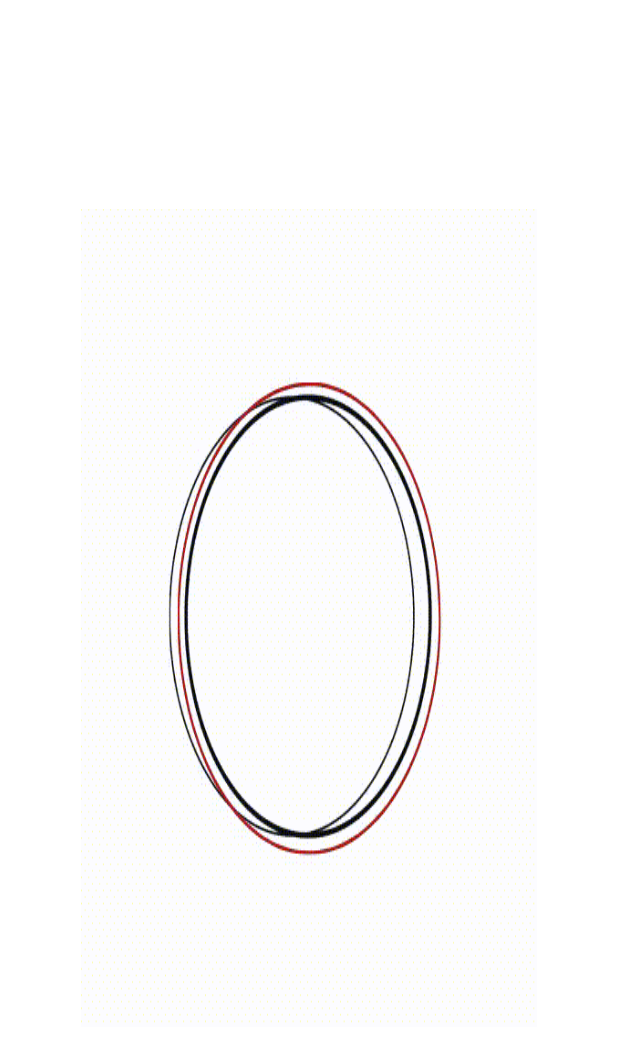
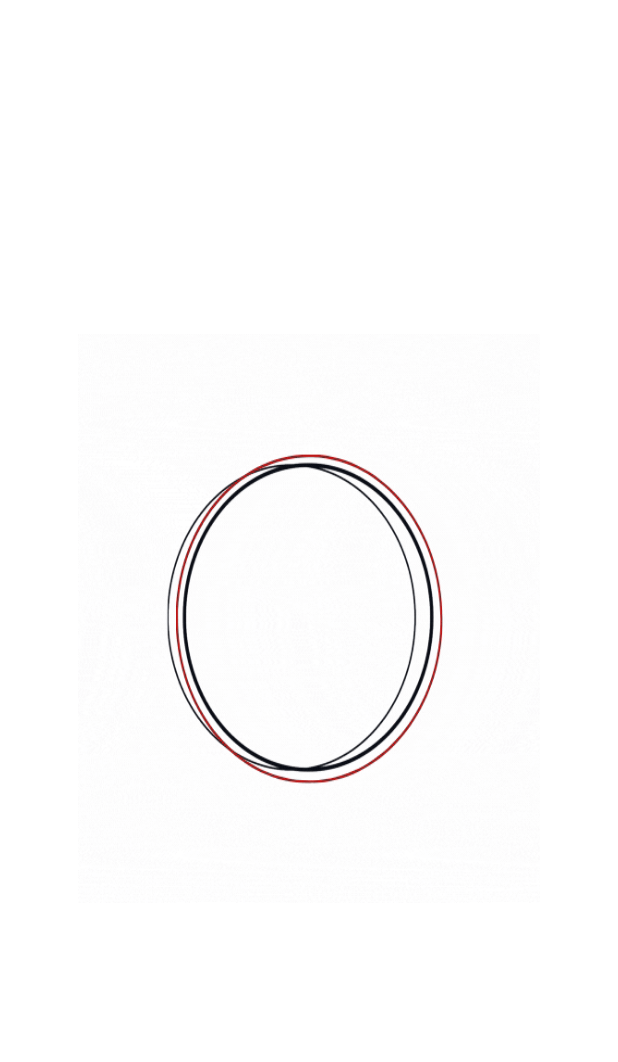
Before and after one commit to ArthurSilvaN/Rent-Parking-Space-Kotlin, an Android app: the SplashActivity screen opened directly, with no data from a screen before it, on a phone screen of 412 x 824 dp. Shown: the top 1062 px of the screen. Run offline under Robolectric (Android 15) with nearby library versions, the light colour scheme and no system bars; plain views replace GifTextView.

Commit message:
Update SplashActivity

```diff
--- a/app/src/main/java/com/example/rps_rentparkingspace/ui/login/SplashActivity.kt
+++ b/app/src/main/java/com/example/rps_rentparkingspace/ui/login/SplashActivity.kt
@@ -19,7 +19,7 @@ class SplashActivity : AppCompatActivity() {
         val intent = Intent( this, LoginActivity::class.java);
         Handler().postDelayed( {
             intent.change()
-        },  2000)
+        },  5000)
     }
     fun Intent.change() {
         startActivity(this)
--- a/app/src/main/res/layout/activity_splash.xml
+++ b/app/src/main/res/layout/activity_splash.xml
@@ -7,24 +7,11 @@
     android:background="@color/colorPrimary"
     tools:context=".ui.login.SplashActivity">
 
-    <!--<ImageView
-        android:layout_width="wrap_content"
-        android:layout_height="wrap_content"
-        android:layout_marginLeft="8dp"
-        android:layout_marginTop="8dp"
-        android:layout_marginRight="8dp"
-        android:layout_marginBottom="8dp"
-        android:contentDescription="Logo Animation GIF"
-        android:src="@mipmap/rps"
-        app:layout_constraintBottom_toBottomOf="parent"
-        app:layout_constraintLeft_toLeftOf="parent"
-        app:layout_constraintRight_toRightOf="parent"
-        app:layout_constraintTop_toTopOf="parent" />-->
-
     <pl.droidsonroids.gif.GifTextView
-        android:layout_width="304dp"
-        android:layout_height="545dp"
-        android:background="@mipmap/rps"
+        android:id="@+id/gifTextView"
+        android:layout_width="308dp"
+        android:layout_height="379dp"
+        android:background="@mipmap/rpsgif"
         app:layout_constraintBottom_toBottomOf="parent"
         app:layout_constraintEnd_toEndOf="parent"
         app:layout_constraintHorizontal_bias="0.5"
--- a/app/src/main/res/values-night/themes.xml
+++ b/app/src/main/res/values-night/themes.xml
@@ -2,13 +2,13 @@
     <!-- Base application theme. -->
     <style name="Theme.RPSRentParkingSpace" parent="Theme.MaterialComponents.DayNight.NoActionBar">
         <!-- Primary brand color. -->
-        <item name="colorPrimary">@color/purple_200</item>
-        <item name="colorPrimaryVariant">@color/purple_700</item>
-        <item name="colorOnPrimary">@color/black</item>
+        <item name="colorPrimary">#F44336</item>
+        <item name="colorPrimaryVariant">#F44336</item>
+        <item name="colorOnPrimary">#FFFFFF</item>
         <!-- Secondary brand color. -->
         <item name="colorSecondary">@color/teal_200</item>
         <item name="colorSecondaryVariant">@color/teal_200</item>
-        <item name="colorOnSecondary">@color/black</item>
+        <item name="colorOnSecondary">@color/colorPrimary</item>
         <!-- Status bar color. -->
         <item name="android:statusBarColor" tools:targetApi="l">?attr/colorPrimaryVariant</item>
         <!-- Customize your theme here. -->
--- a/app/src/main/res/values/themes.xml
+++ b/app/src/main/res/values/themes.xml
@@ -4,10 +4,10 @@
         <!-- Primary brand color. -->
         <item name="colorPrimary">@color/white</item>
         <item name="colorPrimaryVariant">#DA0839</item>
-        <item name="colorOnPrimary">@color/black</item>
+        <item name="colorOnPrimary">#FFFFFF</item>
         <!-- Secondary brand color. -->
         <item name="colorSecondary">#FFFFFF</item>
-        <item name="colorSecondaryVariant">#6430C1</item>
+        <item name="colorSecondaryVariant">#F44336</item>
         <item name="colorOnSecondary">#EC3527</item>
         <!-- Status bar color. -->
         <item name="android:statusBarColor" tools:targetApi="l">?attr/colorPrimaryVariant</item>
```
Also changed, not shown: app/src/main/res/mipmap-mdpi/rpsgif.gif (added).
